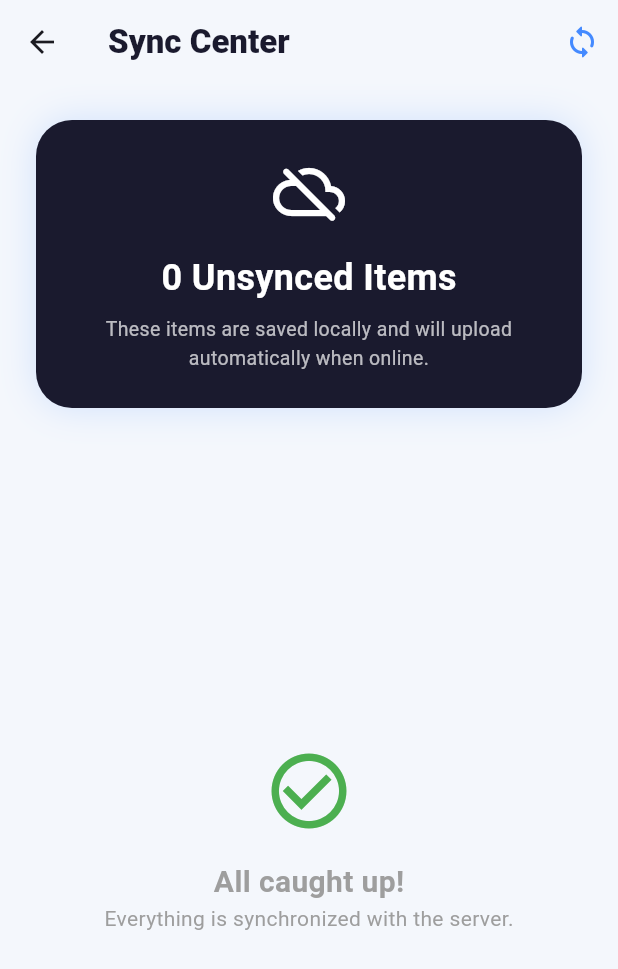
After one commit to Temsegn/ISSOP-Platform, a Flutter app: the AgentHomeScreen screen opened directly, after a tap on the "sync problem" icon, on a phone screen of 412 x 824 dp. The commit adds this screen. Shown: the top 969 px of the screen. Run offline on Flutter 3.47's test engine with Material 3 defaults, Android fonts, the phone set to English and light mode, and no system bars; our stand-ins replace dio, flutter_map, geocoding, geolocator, image_picker, latlong2 and 2 more; accounts and stored records are empty; network calls fail.

Commit message:
feat(offline): added Sync Center for unsynced files and resilient offline map GPS mode

```diff
--- a/Mobile/lib/modules/agent/agent_home_screen.dart
+++ b/Mobile/lib/modules/agent/agent_home_screen.dart
@@ -7,6 +7,7 @@ import 'package:issop_mobile/viewmodels/agent_viewmodel.dart';
 import 'package:issop_mobile/viewmodels/notification_viewmodel.dart';
 import 'package:issop_mobile/core/models/request_model.dart';
 import 'package:intl/intl.dart';
+import 'package:issop_mobile/modules/sync/sync_center_screen.dart';
 
 class AgentHomeScreen extends StatefulWidget {
   const AgentHomeScreen({super.key});
@@ -278,6 +279,14 @@ class _AgentHomeScreenState extends State<AgentHomeScreen> {
             margin: const EdgeInsets.only(right: 8),
             decoration: BoxDecoration(color: Colors.white, shape: BoxShape.circle, boxShadow: [BoxShadow(color: Colors.black.withOpacity(0.05), blurRadius: 10)]),
             child: IconButton(
+              icon: const Icon(Icons.sync_problem_rounded, color: Colors.orangeAccent),
+              onPressed: () => Navigator.push(context, MaterialPageRoute(builder: (_) => const SyncCenterScreen())),
+            ),
+          ),
+          Container(
+            margin: const EdgeInsets.only(right: 8),
+            decoration: BoxDecoration(color: Colors.white, shape: BoxShape.circle, boxShadow: [BoxShadow(color: Colors.black.withOpacity(0.05), blurRadius: 10)]),
+            child: IconButton(
               icon: const Icon(Icons.refresh, color: Color(0xFF1A1A2E)),
               onPressed: () => vm.fetchTasks(),
             ),
--- /dev/null
+++ b/Mobile/lib/modules/sync/sync_center_screen.dart
@@ -0,0 +1,170 @@
+import 'dart:convert';
+import 'package:flutter/material.dart';
+import 'package:provider/provider.dart';
+import 'package:shared_preferences/shared_preferences.dart';
+import 'package:issop_mobile/viewmodels/request_viewmodel.dart';
+import 'package:issop_mobile/viewmodels/agent_viewmodel.dart';
+import 'package:intl/intl.dart';
+
+class SyncCenterScreen extends StatefulWidget {
+  const SyncCenterScreen({super.key});
+
+  @override
+  State<SyncCenterScreen> createState() => _SyncCenterScreenState();
+}
+
+class _SyncCenterScreenState extends State<SyncCenterScreen> {
+  List<dynamic> _citizenDrafts = [];
+  List<dynamic> _agentUpdates = [];
+  bool _loading = true;
+
+  @override
+  void initState() {
+    super.initState();
+    _loadSyncData();
+  }
+
+  Future<void> _loadSyncData() async {
+    final prefs = await SharedPreferences.getInstance();
+    final cJson = prefs.getString('pending_requests');
+    final aJson = prefs.getString('offline_task_updates');
+
+    setState(() {
+      _citizenDrafts = cJson != null ? jsonDecode(cJson) : [];
+      _agentUpdates = aJson != null ? jsonDecode(aJson) : [];
+      _loading = false;
+    });
+  }
+
+  Future<void> _syncNow() async {
+    setState(() => _loading = true);
+    // Trigger sync in viewmodels
+    await context.read<RequestViewModel>().fetchMyRequests();
+    await context.read<AgentViewModel>().fetchTasks();
+    await _loadSyncData();
+    if (mounted) {
+       ScaffoldMessenger.of(context).showSnackBar(const SnackBar(content: Text('Sync process completed.')));
+    }
+  }
+
+  @override
+  Widget build(BuildContext context) {
+    final total = _citizenDrafts.length + _agentUpdates.length;
+
+    return Scaffold(
+      backgroundColor: const Color(0xFFF4F7FC),
+      appBar: AppBar(
+        title: const Text('Sync Center', style: TextStyle(fontWeight: FontWeight.w900, color: Color(0xFF1A1A2E))),
+        backgroundColor: Colors.transparent,
+        elevation: 0,
+        actions: [
+          IconButton(onPressed: _syncNow, icon: const Icon(Icons.sync_rounded, color: Colors.blueAccent)),
+        ],
+      ),
+      body: _loading
+          ? const Center(child: CircularProgressIndicator())
+          : CustomScrollView(
+              slivers: [
+                SliverToBoxAdapter(
+                  child: Container(
+                    margin: const EdgeInsets.all(24),
+                    padding: const EdgeInsets.all(24),
+                    decoration: BoxDecoration(
+                      color: const Color(0xFF1A1A2E),
+                      borderRadius: BorderRadius.circular(24),
+                      boxShadow: [BoxShadow(color: Colors.blueAccent.withOpacity(0.2), blurRadius: 20)],
+                    ),
+                    child: Column(
+                      children: [
+                        const Icon(Icons.cloud_off_rounded, color: Colors.white, size: 48),
+                        const SizedBox(height: 16),
+                        Text('$total Unsynced Items', style: const TextStyle(color: Colors.white, fontSize: 24, fontWeight: FontWeight.bold)),
+                        const SizedBox(height: 8),
+                        const Text('These items are saved locally and will upload automatically when online.',
+                          textAlign: TextAlign.center,
+                          style: TextStyle(color: Colors.white70, fontSize: 13),
+                        ),
+                      ],
+                    ),
+                  ),
+                ),
+                if (_citizenDrafts.isNotEmpty) ...[
+                  const SliverToBoxAdapter(padding: EdgeInsets.symmetric(horizontal: 24, vertical: 12), child: Text('Citizen Missions', style: TextStyle(fontWeight: FontWeight.bold, fontSize: 18))),
+                  SliverList(
+                    delegate: SliverChildBuilderDelegate(
+                      (context, index) {
+                        final d = _citizenDrafts[index];
+                        return _buildSyncCard(
+                          title: d['title'] ?? 'Request',
+                          subtitle: d['category'] ?? 'Draft',
+                          icon: Icons.assignment_rounded,
+                          color: Colors.orange,
+                          info: 'Saved: ${DateFormat('MMM dd, hh:mm a').format(DateTime.parse(d['createdAt']))}',
+                        );
+                      },
+                      childCount: _citizenDrafts.length,
+                    ),
+                  ),
+                ],
+                if (_agentUpdates.isNotEmpty) ...[
+                  const SliverToBoxAdapter(padding: EdgeInsets.symmetric(horizontal: 24, vertical: 12), child: Text('Agent Updates', style: TextStyle(fontWeight: FontWeight.bold, fontSize: 18))),
+                  SliverList(
+                    delegate: SliverChildBuilderDelegate(
+                      (context, index) {
+                        final u = _agentUpdates[index];
+                        return _buildSyncCard(
+                          title: 'Status: ${u['status']}',
+                          subtitle: 'ID: ${u['requestId']}',
+                          icon: Icons.update_rounded,
+                          color: Colors.blueAccent,
+                          info: 'Queued',
+                        );
+                      },
+                      childCount: _agentUpdates.length,
+                    ),
+                  ),
+                ],
+                if (total == 0)
+                  const SliverFillRemaining(
+                    child: Center(
+                      child: Column(
+                        mainAxisAlignment: MainAxisAlignment.center,
+                        children: [
+                          Icon(Icons.check_circle_outline, color: Colors.green, size: 60),
+                          SizedBox(height: 16),
+                          Text('All caught up!', style: TextStyle(fontSize: 20, fontWeight: FontWeight.bold, color: Colors.grey)),
+                          Text('Everything is synchronized with the server.', style: TextStyle(color: Colors.grey)),
+                        ],
+                      ),
+                    ),
+                  ),
+                const SliverToBoxAdapter(child: SizedBox(height: 40)),
+              ],
+            ),
+    );
+  }
+
+  Widget _buildSyncCard({required String title, required String subtitle, required IconData icon, required Color color, required String info}) {
+    return Container(
+      margin: const EdgeInsets.symmetric(horizontal: 24, vertical: 8),
+      padding: const EdgeInsets.all(16),
+      decoration: BoxDecoration(color: Colors.white, borderRadius: BorderRadius.circular(16), border: Border.all(color: Colors.grey.shade200)),
+      child: Row(
+        children: [
+          Container(padding: const EdgeInsets.all(10), decoration: BoxDecoration(color: color.withOpacity(0.1), shape: BoxShape.circle), child: Icon(icon, color: color, size: 24)),
+          const SizedBox(width: 16),
+          Expanded(
+            child: Column(
+              crossAxisAlignment: CrossAxisAlignment.start,
+              children: [
+                Text(title, style: const TextStyle(fontWeight: FontWeight.bold, fontSize: 15)),
+                Text(subtitle, style: TextStyle(color: Colors.grey.shade600, fontSize: 13)),
+              ],
+            ),
+          ),
+          Text(info, style: TextStyle(color: Colors.grey.shade400, fontSize: 11, fontWeight: FontWeight.bold)),
+        ],
+      ),
+    );
+  }
+}
--- a/Mobile/lib/modules/user/user_home_screen.dart
+++ b/Mobile/lib/modules/user/user_home_screen.dart
@@ -5,6 +5,7 @@ import 'package:issop_mobile/viewmodels/request_viewmodel.dart';
 import 'package:issop_mobile/modules/user/create_request_screen.dart';
 import 'package:issop_mobile/core/models/request_model.dart';
 import 'package:issop_mobile/modules/user/request_details_screen.dart';
+import 'package:issop_mobile/modules/sync/sync_center_screen.dart';
 
 class UserHomeScreen extends StatefulWidget {
   const UserHomeScreen({super.key});
@@ -130,6 +131,10 @@ class _UserHomeScreenState extends State<UserHomeScreen> {
         ),
       ),
       actions: [
+        IconButton(
+          icon: const Icon(Icons.sync_problem_rounded, color: Colors.orangeAccent),
+          onPressed: () => Navigator.push(context, MaterialPageRoute(builder: (_) => const SyncCenterScreen())),
+        ),
         IconButton(
           icon: const Icon(Icons.logout_rounded, color: Colors.white),
           onPressed: () => auth.logout(),
```
Also changed, not shown: Mobile/lib/modules/user/map_picker_screen.dart (+39 -2 lines).
